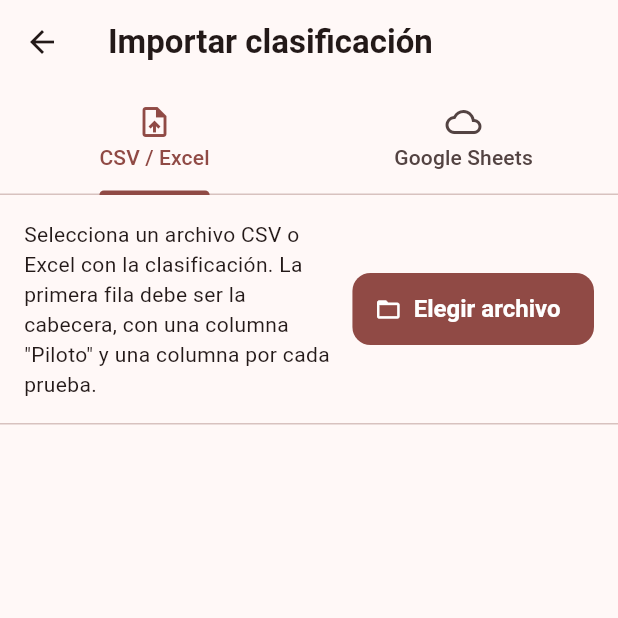
After one commit to vgonzalezgomez85/PitWall-Control, a Flutter app: the PantallaImportarClasificacion screen opened directly, on a phone screen of 412 x 824 dp, the top half of it. The commit adds this screen. Run offline on Flutter 3.47's test engine with Material 3 defaults, Android fonts, the phone set to English and light mode, and no system bars; our stand-ins replace csv, drift, drift_flutter, flutter_riverpod, googleapis_auth, image_picker and 2 more; missing offline and left inert: excel, file_selector, googleapis; accounts and stored records are empty; generated files the repository leaves out were written again.

Commit message:
feat: importer for classification (CSV/Excel + Google Sheets)
- New screen "Importar clasificación" accessible from the Clasificación
  AppBar with two tabs: file upload (CSV/XLSX) and Google Sheets.
- Wide format: one row per piloto with one column per prueba. Header
  detection by "Piloto"/"Nombre"/"Equipo" column name. Columns matched
  to existing pruebas by normalized name; unknown columns reported.
- Piloto matching by normalized name against pilotos inscribed in the
  active campeonato; reports unmatched and pilotos without equipo.
- Applies by upserting a synthetic "IMPORTADA" manga per prueba and
  writing resultados rows there (preserves existing per-manga results
  from real heats).
- Preview shows ✓/✗ per row with optional opt-out checkboxes.

```diff
--- /dev/null
+++ b/lib/features/clasificacion/importador_clasificacion.dart
@@ -0,0 +1,300 @@
+import 'dart:convert';
+import 'dart:io';
+
+import 'package:csv/csv.dart';
+import 'package:drift/drift.dart' as d;
+import 'package:excel/excel.dart';
+import 'package:flutter_riverpod/flutter_riverpod.dart';
+
+import '../../core/proveedores.dart';
+import '../../data/database/app_database.dart';
+
+/// Estado de una fila tras analizar el archivo contra la BD.
+enum EstadoFila { ok, pilotoNoEncontrado, sinEquipo, sinDatos }
+
+class FilaClasificacionImport {
+  /// Nombre tal como viene en el archivo.
+  final String nombre;
+  /// Piloto encontrado (null si no se reconoció).
+  int? pilotoId;
+  /// Equipo del piloto en este campeonato (null si no tiene).
+  int? equipoId;
+  /// Mapa de nombre de prueba → puntos importados.
+  final Map<String, int> puntosPorPrueba;
+  EstadoFila estado;
+  bool importar;
+
+  FilaClasificacionImport({
+    required this.nombre,
+    required this.puntosPorPrueba,
+    this.pilotoId,
+    this.equipoId,
+    this.estado = EstadoFila.ok,
+    this.importar = true,
+  });
+}
+
+class AnalisisClasificacion {
+  /// Pruebas a las que se mapean las columnas del archivo (ya existen en BD).
+  final Map<String, Prueba> pruebasReconocidas;
+  /// Nombres de columna que NO se han podido emparejar.
+  final List<String> columnasNoReconocidas;
+  /// Una fila por piloto del archivo.
+  final List<FilaClasificacionImport> filas;
+
+  AnalisisClasificacion({
+    required this.pruebasReconocidas,
+    required this.columnasNoReconocidas,
+    required this.filas,
+  });
+
+  int get pilotosOk =>
+      filas.where((f) => f.estado == EstadoFila.ok).length;
+  int get pilotosKo => filas.length - pilotosOk;
+}
+
+class ImportadorClasificacion {
+  ImportadorClasificacion(this.db);
+  final AppDatabase db;
+
+  /// Lee un archivo CSV/Excel y devuelve la tabla en bruto.
+  static Future<List<List<String>>> leerArchivo(String path) async {
+    final ext = path.toLowerCase().split('.').last;
+    if (ext == 'csv') return _leerCsv(path);
+    if (ext == 'xlsx' || ext == 'xls') return _leerExcel(path);
+    throw Exception('Formato no soportado: $ext');
+  }
+
+  static Future<List<List<String>>> _leerCsv(String path) async {
+    final contenido = await File(path).readAsString(encoding: utf8);
+    final raw = Csv(skipEmptyLines: false).decode(contenido);
+    return raw
+        .map((fila) => fila.map((c) => (c ?? '').toString()).toList())
+        .toList();
+  }
+
+  static Future<List<List<String>>> _leerExcel(String path) async {
+    final bytes = await File(path).readAsBytes();
+    final libro = Excel.decodeBytes(bytes);
+    if (libro.tables.isEmpty) return [];
+    final hoja = libro.tables.values.first;
+    return hoja.rows
+        .map((fila) =>
+            fila.map((c) => (c?.value?.toString() ?? '')).toList())
+        .toList();
+  }
+
+  /// Detecta la cabecera, mapea columnas a pruebas del campeonato activo y
+  /// devuelve un análisis con preview. No escribe nada en la BD.
+  Future<AnalisisClasificacion> analizar({
+    required int campeonatoId,
+    required List<List<String>> tabla,
+  }) async {
+    // 1) Buscar fila de cabecera: la primera que contiene una columna
+    //    "piloto" / "nombre" / "equipo" o similar.
+    int idxCab = -1;
+    int colNombre = -1;
+    for (var i = 0; i < tabla.length; i++) {
+      final fila = tabla[i].map((c) => c.trim()).toList();
+      for (var j = 0; j < fila.length; j++) {
+        final n = _norm(fila[j]);
+        if (n == 'piloto' || n == 'pilotos' || n == 'nombre' ||
+            n == 'equipo' || n == 'driver') {
+          idxCab = i;
+          colNombre = j;
+          break;
+        }
+      }
+      if (idxCab >= 0) break;
+    }
+    if (idxCab < 0) {
+      throw 'No encuentro la columna del piloto. La primera fila debe '
+          'contener una columna llamada "Piloto", "Nombre" o "Equipo".';
+    }
+
+    final cabecera = tabla[idxCab].map((c) => c.trim()).toList();
+    // 2) Pruebas del campeonato (para emparejar columnas por nombre).
+    final pruebas = await (db.select(db.pruebas)
+          ..where((t) => t.campeonatoId.equals(campeonatoId))
+          ..orderBy([(t) => d.OrderingTerm.asc(t.orden)]))
+        .get();
+    final pruebasPorNombre = <String, Prueba>{
+      for (final p in pruebas) _norm(p.nombre): p,
+    };
+
+    // 3) Mapear columnas → prueba (saltando la del piloto y la de "total").
+    final colAPrueba = <int, Prueba>{};
+    final columnasNoRec = <String>[];
+    for (var j = 0; j < cabecera.length; j++) {
+      if (j == colNombre) continue;
+      final raw = cabecera[j];
+      if (raw.isEmpty) continue;
+      final n = _norm(raw);
+      if (n == 'total' || n == 'puntos' || n == 'pts') continue;
+      final p = pruebasPorNombre[n];
+      if (p != null) {
+        colAPrueba[j] = p;
+      } else {
+        columnasNoRec.add(raw);
+      }
+    }
+
+    // 4) Resolver pilotos: con perfil en el campeonato + equipo.
+    final perfiles = await (db.select(db.pilotoCampeonato)
+          ..where((t) => t.campeonatoId.equals(campeonatoId)))
+        .get();
+    final pilotoIdsEnCamp = perfiles.map((p) => p.pilotoId).toSet();
+    final pilotos = pilotoIdsEnCamp.isEmpty
+        ? <Piloto>[]
+        : await (db.select(db.pilotos)
+              ..where((t) => t.id.isIn(pilotoIdsEnCamp.toList())))
+            .get();
+    final pilotosPorNombre = <String, Piloto>{
+      for (final p in pilotos) _norm(p.nombre): p,
+    };
+    final equipos = await (db.select(db.equipos)
+          ..where((t) => t.campeonatoId.equals(campeonatoId)))
+        .get();
+    final equipoPorPiloto = <int, int>{};
+    for (final e in equipos) {
+      equipoPorPiloto[e.piloto1Id] = e.id;
+      if (e.piloto2Id != null) equipoPorPiloto[e.piloto2Id!] = e.id;
+    }
+
+    // 5) Procesar filas de datos.
+    final filas = <FilaClasificacionImport>[];
+    for (var i = idxCab + 1; i < tabla.length; i++) {
+      final fila = tabla[i];
+      if (colNombre >= fila.length) continue;
+      final nombre = fila[colNombre].trim();
+      if (nombre.isEmpty) continue;
+
+      final puntos = <String, int>{};
+      for (final entry in colAPrueba.entries) {
+        final j = entry.key;
+        if (j >= fila.length) continue;
+        final v = _parseInt(fila[j]);
+        if (v == null) continue;
+        puntos[entry.value.nombre] = v;
+      }
+
+      final piloto = pilotosPorNombre[_norm(nombre)];
+      EstadoFila estado;
+      int? eqId;
+      if (piloto == null) {
+        estado = EstadoFila.pilotoNoEncontrado;
+      } else {
+        eqId = equipoPorPiloto[piloto.id];
+        if (eqId == null) {
+          estado = EstadoFila.sinEquipo;
+        } else if (puntos.values.every((v) => v == 0) && puntos.isEmpty) {
+          estado = EstadoFila.sinDatos;
+        } else {
+          estado = EstadoFila.ok;
+        }
+      }
+
+      filas.add(FilaClasificacionImport(
+        nombre: nombre,
+        puntosPorPrueba: puntos,
+        pilotoId: piloto?.id,
+        equipoId: eqId,
+        estado: estado,
+        importar: estado == EstadoFila.ok,
+      ));
+    }
+
+    return AnalisisClasificacion(
+      pruebasReconocidas: {
+        for (final e in colAPrueba.entries) e.value.nombre: e.value,
+      },
+      columnasNoReconocidas: columnasNoRec,
+      filas: filas,
+    );
+  }
+
+  /// Aplica el análisis: para cada prueba reconocida, asegura que existe una
+  /// manga "IMPORTADA" donde colgar los resultados, borra los resultados
+  /// previos importados para los pilotos seleccionados y los reinserta.
+  Future<({int pilotos, int registros})> aplicar({
+    required int campeonatoId,
+    required AnalisisClasificacion analisis,
+  }) async {
+    var totalPilotos = 0, totalRegistros = 0;
+    // Cache de mangaId por pruebaId.
+    final mangaPorPrueba = <int, int>{};
+    for (final p in analisis.pruebasReconocidas.values) {
+      final existente = await (db.select(db.mangas)
+            ..where((t) =>
+                t.pruebaId.equals(p.id) & t.nombre.equals('IMPORTADA')))
+          .getSingleOrNull();
+      if (existente != null) {
+        mangaPorPrueba[p.id] = existente.id;
+      } else {
+        final id = await db.into(db.mangas).insert(
+              MangasCompanion.insert(
+                pruebaId: p.id,
+                nombre: 'IMPORTADA',
+                estado: const d.Value('FINALIZADA'),
+              ),
+            );
+        mangaPorPrueba[p.id] = id;
+      }
+    }
+
+    for (final f in analisis.filas) {
+      if (!f.importar) continue;
+      if (f.pilotoId == null || f.equipoId == null) continue;
+      var aplicadas = 0;
+      for (final entry in f.puntosPorPrueba.entries) {
+        final prueba = analisis.pruebasReconocidas[entry.key];
+        if (prueba == null) continue;
+        final mangaId = mangaPorPrueba[prueba.id]!;
+        // Reemplazar el resultado previo de este piloto en esta manga.
+        await (db.delete(db.resultados)
+              ..where((t) =>
+                  t.mangaId.equals(mangaId) &
+                  t.pilotoId.equals(f.pilotoId!)))
+            .go();
+        await db.into(db.resultados).insert(
+              ResultadosCompanion.insert(
+                mangaId: mangaId,
+                pilotoId: f.pilotoId!,
+                equipoId: f.equipoId!,
+                puntos: d.Value(entry.value),
+              ),
+            );
+        aplicadas++;
+        totalRegistros++;
+      }
+      if (aplicadas > 0) totalPilotos++;
+    }
+    return (pilotos: totalPilotos, registros: totalRegistros);
+  }
+}
+
+String _norm(String s) {
+  return s
+      .toLowerCase()
+      .trim()
+      .replaceAll(RegExp(r'[áàä]'), 'a')
+      .replaceAll(RegExp(r'[éèë]'), 'e')
+      .replaceAll(RegExp(r'[íìï]'), 'i')
+      .replaceAll(RegExp(r'[óòö]'), 'o')
+      .replaceAll(RegExp(r'[úùü]'), 'u')
+      .replaceAll(RegExp(r'\s+'), ' ');
+}
+
+int? _parseInt(String s) {
+  final t = s.trim().replaceAll(',', '.');
+  if (t.isEmpty) return null;
+  final asInt = int.tryParse(t);
+  if (asInt != null) return asInt;
+  final asDouble = double.tryParse(t);
+  return asDouble?.round();
+}
+
+final importadorClasificacionProvider =
+    Provider<ImportadorClasificacion>((ref) {
+  return ImportadorClasificacion(ref.watch(dbProvider));
+});
--- /dev/null
+++ b/lib/features/clasificacion/pantalla_importar_clasificacion.dart
@@ -0,0 +1,421 @@
+import 'package:file_selector/file_selector.dart';
+import 'package:flutter/material.dart';
+import 'package:flutter_riverpod/flutter_riverpod.dart';
+
+import '../../core/proveedores.dart';
+import '../../services/google_auth_service.dart';
+import '../../services/google_sheets_service.dart';
+import 'importador_clasificacion.dart';
+
+class PantallaImportarClasificacion extends ConsumerStatefulWidget {
+  const PantallaImportarClasificacion({super.key});
+  @override
+  ConsumerState<PantallaImportarClasificacion> createState() =>
+      _State();
+}
+
+class _State extends ConsumerState<PantallaImportarClasificacion>
+    with SingleTickerProviderStateMixin {
+  late final TabController _tab = TabController(length: 2, vsync: this);
+
+  // --- CSV/Excel ---
+  String? _archivoPath;
+  // --- Drive ---
+  List<HojaResumen> _hojas = [];
+  HojaResumen? _hojaSel;
+  List<PestanaResumen> _pestanas = [];
+  PestanaResumen? _pestanaSel;
+  bool _cargandoDrive = false;
+
+  AnalisisClasificacion? _analisis;
+  bool _cargando = false;
+  bool _aplicando = false;
+  String? _error;
+  String? _ok;
+
+  @override
+  void dispose() {
+    _tab.dispose();
+    super.dispose();
+  }
+
+  Future<void> _elegirArchivo() async {
+    setState(() {
+      _error = null;
+      _ok = null;
+    });
+    final f = await openFile(acceptedTypeGroups: [
+      const XTypeGroup(label: 'CSV / Excel', extensions: ['csv', 'xlsx', 'xls']),
+    ]);
+    if (f == null) return;
+    setState(() => _archivoPath = f.path);
+    await _procesar(() => ImportadorClasificacion.leerArchivo(f.path));
+  }
+
+  Future<void> _procesar(
+      Future<List<List<String>>> Function() fuente) async {
+    final activo = ref.read(campeonatoActivoProvider);
+    if (activo == null) {
+      setState(() => _error = 'No hay campeonato activo.');
+      return;
+    }
+    setState(() {
+      _cargando = true;
+      _analisis = null;
+      _error = null;
+      _ok = null;
+    });
+    try {
+      final tabla = await fuente();
+      final analisis = await ref
+          .read(importadorClasificacionProvider)
+          .analizar(campeonatoId: activo.id, tabla: tabla);
+      setState(() => _analisis = analisis);
+    } catch (e) {
+      setState(() => _error = '$e');
+    } finally {
+      if (mounted) setState(() => _cargando = false);
+    }
+  }
+
+  Future<void> _aplicar() async {
+    final activo = ref.read(campeonatoActivoProvider);
+    final a = _analisis;
+    if (activo == null || a == null) return;
+    setState(() {
+      _aplicando = true;
+      _error = null;
+      _ok = null;
+    });
+    try {
+      final r = await ref
+          .read(importadorClasificacionProvider)
+          .aplicar(campeonatoId: activo.id, analisis: a);
+      setState(() {
+        _ok =
+            'Importados ${r.registros} resultados de ${r.pilotos} pilotos. '
+            'Vuelve a la clasificación para verla actualizada.';
+      });
+    } catch (e) {
+      setState(() => _error = '$e');
+    } finally {
+      if (mounted) setState(() => _aplicando = false);
+    }
+  }
+
+  // ---- Drive ----
+  Future<void> _cargarHojas() async {
+    setState(() {
+      _cargandoDrive = true;
+      _error = null;
+    });
+    try {
+      final estado = await ref.read(estadoGoogleProvider.future);
+      if (!estado.conectado) {
+        throw 'Conecta tu cuenta de Google primero en Configuración → Google.';
+      }
+      _hojas = await ref.read(googleSheetsServiceProvider).listarHojas();
+    } catch (e) {
+      _error = '$e';
+    } finally {
+      if (mounted) setState(() => _cargandoDrive = false);
+    }
+  }
+
+  Future<void> _elegirHoja(HojaResumen h) async {
+    setState(() {
+      _hojaSel = h;
+      _pestanas = [];
+      _pestanaSel = null;
+      _cargandoDrive = true;
+    });
+    try {
+      _pestanas =
+          await ref.read(googleSheetsServiceProvider).listarPestanas(h.id);
+      if (_pestanas.length == 1) {
+        await _elegirPestana(_pestanas.first);
+      }
+    } catch (e) {
+      _error = '$e';
+    } finally {
+      if (mounted) setState(() => _cargandoDrive = false);
+    }
+  }
+
+  Future<void> _elegirPestana(PestanaResumen p) async {
+    setState(() => _pestanaSel = p);
+    await _procesar(() => ref
+        .read(googleSheetsServiceProvider)
+        .leerPestana(_hojaSel!.id, p.titulo));
+  }
+
+  @override
+  Widget build(BuildContext context) {
+    final cs = Theme.of(context).colorScheme;
+    return Scaffold(
+      appBar: AppBar(
+        title: const Text('Importar clasificación'),
+        bottom: TabBar(
+          controller: _tab,
+          tabs: const [
+            Tab(icon: Icon(Icons.upload_file_outlined), text: 'CSV / Excel'),
+            Tab(icon: Icon(Icons.cloud_outlined), text: 'Google Sheets'),
+          ],
+        ),
+      ),
+      body: Column(
+        children: [
+          if (_error != null)
+            Container(
+              width: double.infinity,
+              padding: const EdgeInsets.all(12),
+              color: cs.errorContainer,
+              child: Text(_error!,
+                  style: TextStyle(color: cs.onErrorContainer)),
+            ),
+          if (_ok != null)
+            Container(
+              width: double.infinity,
+              padding: const EdgeInsets.all(12),
+              color: Colors.green.shade100,
+              child: Text(_ok!,
+                  style: TextStyle(
+                      color: Colors.green.shade900,
+                      fontWeight: FontWeight.w600)),
+            ),
+          Expanded(
+            child: TabBarView(
+              controller: _tab,
+              children: [
+                _vistaCsv(),
+                _vistaDrive(),
+              ],
+            ),
+          ),
+        ],
+      ),
+    );
+  }
+
+  Widget _vistaCsv() {
+    return Column(
+      children: [
+        Padding(
+          padding: const EdgeInsets.all(16),
+          child: Row(
+            children: [
+              Expanded(
+                child: Text(
+                  _archivoPath == null
+                      ? 'Selecciona un archivo CSV o Excel con la clasificación. '
+                          'La primera fila debe ser la cabecera, con una columna "Piloto" '
+                          'y una columna por cada prueba.'
+                      : 'Archivo: ${_archivoPath!.split('/').last}',
+                ),
+              ),
+              const SizedBox(width: 12),
+              FilledButton.icon(
+                onPressed: _cargando ? null : _elegirArchivo,
+                icon: const Icon(Icons.folder_open),
+                label: const Text('Elegir archivo'),
+              ),
+            ],
+          ),
+        ),
+        const Divider(height: 1),
+        Expanded(child: _analisisWidget()),
+      ],
+    );
+  }
+
+  Widget _vistaDrive() {
+    final cs = Theme.of(context).colorScheme;
+    return Column(
+      children: [
+        Padding(
+          padding: const EdgeInsets.all(16),
+          child: Row(
+            children: [
+              Expanded(
+                child: Text(
+                  _hojaSel == null
+                      ? 'Selecciona la hoja de Drive con la clasificación.'
+                      : 'Hoja: ${_hojaSel!.nombre}'
+                          '${_pestanaSel == null ? '' : ' · ${_pestanaSel!.titulo}'}',
+                ),
+              ),
+              const SizedBox(width: 12),
+              FilledButton.icon(
+                onPressed: _cargandoDrive ? null : _cargarHojas,
+                icon: const Icon(Icons.refresh),
+                label: const Text('Listar hojas'),
+              ),
+            ],
+          ),
+        ),
+        if (_hojas.isNotEmpty && _hojaSel == null)
+          Expanded(
+            child: ListView.builder(
+              itemCount: _hojas.length,
+              itemBuilder: (_, i) {
+                final h = _hojas[i];
+                return ListTile(
+                  leading: const Icon(Icons.description_outlined),
+                  title: Text(h.nombre),
+                  onTap: () => _elegirHoja(h),
+                );
+              },
+            ),
+          )
+        else if (_pestanas.isNotEmpty && _pestanaSel == null)
+          Expanded(
+            child: ListView.builder(
+              itemCount: _pestanas.length,
+              itemBuilder: (_, i) {
+                final p = _pestanas[i];
+                return ListTile(
+                  leading: const Icon(Icons.tab),
+                  title: Text(p.titulo),
+                  onTap: () => _elegirPestana(p),
+                );
+              },
+            ),
+          )
+        else if (_cargandoDrive)
+          const Padding(
+            padding: EdgeInsets.all(32),
+            child: Center(child: CircularProgressIndicator()),
+          )
+        else
+          Expanded(
+              child: _hojaSel == null
+                  ? Center(
+                      child: Padding(
+                        padding: const EdgeInsets.all(32),
+                        child: Text(
+                          'Pulsa "Listar hojas" para empezar.',
+                          style: TextStyle(color: cs.outline),
+                        ),
+                      ),
+                    )
+                  : _analisisWidget()),
+      ],
+    );
+  }
+
+  Widget _analisisWidget() {
+    if (_cargando) {
+      return const Center(child: CircularProgressIndicator());
+    }
+    final a = _analisis;
+    if (a == null) {
+      return const SizedBox.shrink();
+    }
+    final cs = Theme.of(context).colorScheme;
+    return Column(
+      children: [
+        Container(
+          width: double.infinity,
+          color: cs.surfaceContainer,
+          padding: const EdgeInsets.all(12),
+          child: Wrap(
+            spacing: 8,
+            runSpacing: 6,
+            children: [
+              _chip('Pruebas reconocidas: ${a.pruebasReconocidas.length}',
+                  Colors.green.shade700),
+              if (a.columnasNoReconocidas.isNotEmpty)
+                _chip(
+                    'No reconocidas: ${a.columnasNoReconocidas.join(', ')}',
+                    Colors.orange.shade800),
+              _chip('Pilotos OK: ${a.pilotosOk}', cs.primary),
+              if (a.pilotosKo > 0)
+                _chip('Pilotos con problemas: ${a.pilotosKo}',
+                    Colors.red.shade700),
+            ],
+          ),
+        ),
+        Expanded(
+          child: ListView.builder(
+            itemCount: a.filas.length,
+            itemBuilder: (_, i) {
+              final f = a.filas[i];
+              IconData ic;
+              Color col;
+              String estado;
+              switch (f.estado) {
+                case EstadoFila.ok:
+                  ic = Icons.check_circle;
+                  col = Colors.green.shade700;
+                  estado = 'OK';
+                case EstadoFila.pilotoNoEncontrado:
+                  ic = Icons.person_off_outlined;
+                  col = Colors.red.shade700;
+                  estado = 'Piloto no encontrado';
+                case EstadoFila.sinEquipo:
+                  ic = Icons.group_off_outlined;
+                  col = Colors.orange.shade800;
+                  estado = 'Piloto sin equipo en este campeonato';
+                case EstadoFila.sinDatos:
+                  ic = Icons.remove_circle_outline;
+                  col = Colors.grey.shade600;
+                  estado = 'Sin puntos importables';
+              }
+              final desglose = f.puntosPorPrueba.entries
+                  .map((e) => '${e.key}: ${e.value}')
+                  .join(' · ');
+              return CheckboxListTile(
+                value: f.estado == EstadoFila.ok && f.importar,
+                onChanged: f.estado == EstadoFila.ok
+                    ? (v) =>
+                        setState(() => f.importar = v ?? false)
+                    : null,
+                secondary: Icon(ic, color: col),
+                title: Text(f.nombre),
+                subtitle: Text(
+                  desglose.isEmpty
+                      ? estado
+                      : f.estado == EstadoFila.ok
+                          ? desglose
+                          : '$estado  ·  $desglose',
+                  style: TextStyle(color: cs.outline, fontSize: 12),
+                ),
+              );
+            },
+          ),
+        ),
+        Padding(
+          padding: const EdgeInsets.all(12),
+          child: FilledButton.icon(
+            onPressed: _aplicando ||
+                    a.filas.where((f) => f.importar).isEmpty
+                ? null
+                : _aplicar,
+            icon: _aplicando
+                ? const SizedBox(
+                    width: 18,
+                    height: 18,
+                    child: CircularProgressIndicator(strokeWidth: 2))
+                : const Icon(Icons.cloud_upload_outlined),
+            label: Text(_aplicando
+                ? 'Importando…'
+                : 'Importar ${a.filas.where((f) => f.importar).length} pilotos'),
+          ),
+        ),
+      ],
+    );
+  }
+
+  Widget _chip(String texto, Color color) {
+    return Container(
+      padding: const EdgeInsets.symmetric(horizontal: 10, vertical: 4),
+      decoration: BoxDecoration(
+        color: color.withValues(alpha: 0.15),
+        borderRadius: BorderRadius.circular(12),
+      ),
+      child: Text(texto,
+          style: TextStyle(
+              color: color, fontSize: 12, fontWeight: FontWeight.w600)),
+    );
+  }
+}
```
Also changed, not shown: lib/features/clasificacion/pantalla_clasificacion.dart (+10 -0 lines).
